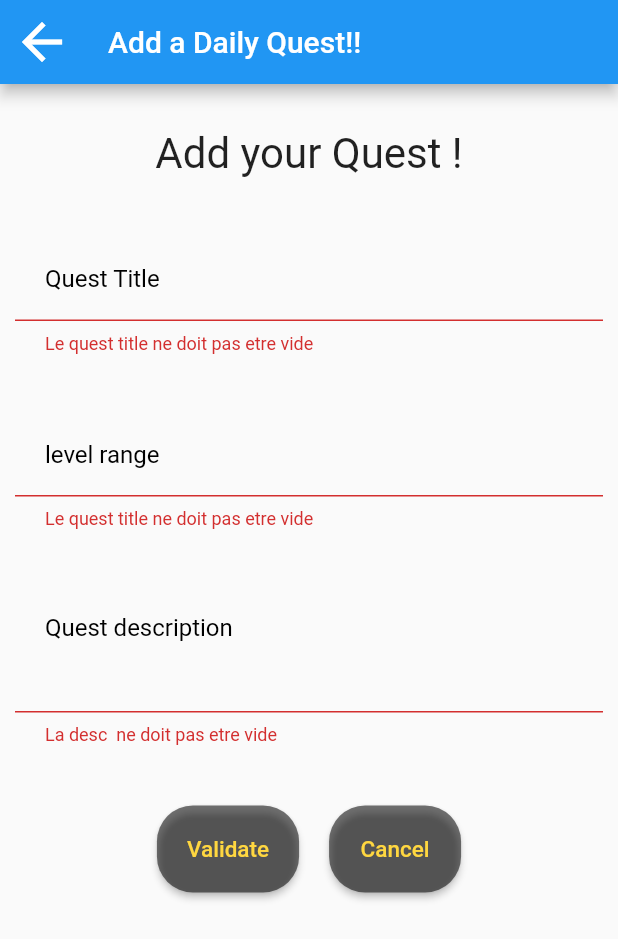
After one commit to elyk48/WildDraw-app, a Flutter app: the CreateQuest screen opened by its route, after a tap on "Validate", on a phone screen of 412 x 824 dp. The commit adds this screen. Shown: the top 939 px of the screen. Run offline on Flutter 3.47's test engine with Material 2 defaults, Android fonts, the phone set to English and light mode, and no system bars; our stand-ins replace cloud_firestore, firebase_auth, firebase_core, firebase_storage, image_picker, shared_preferences; accounts and stored records are empty.

Commit message:
add daily quest

```diff
--- a/lib/controllers/friendscontroller.dart
+++ b/lib/controllers/friendscontroller.dart
@@ -4,7 +4,7 @@ import 'package:firebase_auth/firebase_auth.dart';
 import 'package:firebase_core/firebase_core.dart';
 import 'package:flutter/material.dart';
 import 'package:shared_preferences/shared_preferences.dart';
-class  userController {
+class  FriendsController {
 
 
   late String usercurrentId;
--- /dev/null
+++ b/lib/controllers/quest_controller.dart
@@ -0,0 +1,54 @@
+import 'dart:math';
+
+import 'package:cardgameapp/entities/quest.dart';
+import 'package:cardgameapp/entities/user.dart';
+import 'package:cloud_firestore/cloud_firestore.dart';
+import 'package:firebase_auth/firebase_auth.dart';
+import 'package:firebase_core/firebase_core.dart';
+import 'package:flutter/material.dart';
+import 'package:shared_preferences/shared_preferences.dart';
+class  QuestController {
+  late String _idGenerated;
+  FirebaseFirestore? _instance;
+
+
+  late String usercurrentId;
+  CollectionReference DailyQuests = FirebaseFirestore.instance.collection('quests');
+
+  Future<void> addQuest(  String Qtitle,
+  String levelrange,
+  String Qdescription) {
+    Quest quest1 = Quest.NewQuest( Qtitle, levelrange, Qdescription);
+    usercurrentId = FirebaseAuth.instance.currentUser!.uid;
+    var rng = new Random();
+
+    Future<void> Questref = DailyQuests.doc(rng.nextInt(10000).toString()).set({
+
+      'QuestTitle': quest1.Qtitle ,
+      'levelRange': quest1.levelrange,
+      'Qdescription': quest1.Qdescription,
+
+
+
+    })
+
+        .catchError((error) => print("Failed to add user : $error"));
+
+
+
+    return Questref;
+  }
+
+
+
+  Future<String>  _getUserData() async {
+
+    SharedPreferences prefs = await SharedPreferences.getInstance();
+    final String userid = FirebaseAuth.instance.currentUser!.uid;
+    prefs.setString("userId", userid);
+
+    return userid;
+  }
+
+
+}
--- /dev/null
+++ b/lib/create_quest.dart
@@ -0,0 +1,219 @@
+import 'package:cardgameapp/entities/quest.dart';
+import 'package:flutter/material.dart';
+
+import 'controllers/quest_controller.dart';
+class CreateQuest extends StatefulWidget {
+  const CreateQuest({Key? key}) : super(key: key);
+
+  @override
+  _CreateQuestState createState() => _CreateQuestState();
+}
+
+class _CreateQuestState extends State<CreateQuest> {
+  late final Quest quest = new Quest(" Default","Default","Default","Default");
+  QuestController QuestC= QuestController();
+  final GlobalKey<FormState> _keyForm = GlobalKey<FormState>();
+  @override
+  Widget build(BuildContext context) {
+
+    final Validatebtn = Padding(
+      padding: EdgeInsets.symmetric(vertical: 20),
+      child: RaisedButton(
+        shape: RoundedRectangleBorder(
+          borderRadius: BorderRadius.circular(24),
+        ),
+        onPressed: () async{
+          if (_keyForm.currentState!.validate()) {
+            _keyForm.currentState!.save();
+
+
+            await QuestC.addQuest(quest.Qtitle,quest.levelrange,quest.Qdescription);
+
+            _keyForm.currentState!.reset();
+            Navigator.pushReplacementNamed(context, "/DailyQuests");
+          }
+        },
+        padding: EdgeInsets.all(20),
+        color: Colors.black54,
+        child: Text('Validate', style: TextStyle(color: Colors.amberAccent,fontSize: 15)),
+      ),
+    );
+
+
+    final Cancelbtn = Padding(
+      padding: EdgeInsets.symmetric(vertical: 20),
+      child: RaisedButton(
+        shape: RoundedRectangleBorder(
+          borderRadius: BorderRadius.circular(24),
+        ),
+        onPressed: () async{
+
+          _keyForm.currentState!.reset();
+          Navigator.pushReplacementNamed(context, "/DailyQuests");
+
+        },
+        padding: EdgeInsets.all(20),
+        color: Colors.black54,
+        child: Text('Cancel', style: TextStyle(color: Colors.amberAccent,fontSize: 15)),
+      ),
+    );
+
+
+    return Scaffold(
+
+      appBar: AppBar(
+
+        title: Text("Add a Daily Quest!! "),
+        leading: IconButton(
+          icon: Icon(Icons.arrow_back, color: Colors.white, size: 40,),
+          onPressed: () => Navigator.of(context).pushReplacementNamed("/DailyQuests"),
+        ),
+      ),
+
+body:  Form(
+
+
+
+    key: _keyForm,
+    child: ListView(
+
+      children: [
+
+        Container(
+          alignment: Alignment.center,
+          margin: const EdgeInsets.fromLTRB(40, 30, 40, 10),
+          child: Text("Add your Quest !",textScaleFactor: 2),
+        ),
+
+
+
+
+
+        Container(
+          margin: const EdgeInsets.fromLTRB(10, 30, 10, 10),
+          child: TextFormField(
+            cursorColor: Colors.amber,
+
+            keyboardType: TextInputType.text,
+            decoration:  InputDecoration(
+              labelText: "Quest Title",
+              hintText: 'Quest Title',
+              contentPadding: EdgeInsets.fromLTRB(20.0, 10.0, 20.0, 10.0),
+              enabledBorder: OutlineInputBorder(borderRadius: BorderRadius.circular(32.0),
+                borderSide: const BorderSide(color: Colors.black54 ,width: 2.5),
+              ),
+              focusedBorder:OutlineInputBorder(borderRadius: BorderRadius.circular(32.0),
+                borderSide: const BorderSide(color: Colors.black54 ,width: 2.5),
+              ),
+              labelStyle: new TextStyle(color: Colors.black),
+            ),
+            onSaved: (String? value) {
+              quest.Qtitle = value!;
+            },
+            validator: (String? value) {
+              if(value == null || value.isEmpty) {
+                return "Le quest title ne doit pas etre vide";
+              }
+              else if(value.length < 5) {
+                return "Le quest title doit avoir au moins 5 caractères";
+              }
+              else {
+                return null;
+              }
+            },
+          ),
+        ),
+        Container(
+          margin: const EdgeInsets.fromLTRB(10, 30, 10, 10),
+          child: TextFormField(
+            cursorColor: Colors.amber,
+
+            keyboardType: TextInputType.text,
+            decoration:  InputDecoration(
+              labelText: "level range",
+              hintText: 'level range quest',
+              contentPadding: EdgeInsets.fromLTRB(20.0, 10.0, 20.0, 10.0),
+              enabledBorder: OutlineInputBorder(borderRadius: BorderRadius.circular(32.0),
+                borderSide: const BorderSide(color: Colors.black54 ,width: 2.5),
+              ),
+              focusedBorder:OutlineInputBorder(borderRadius: BorderRadius.circular(32.0),
+                borderSide: const BorderSide(color: Colors.black54 ,width: 2.5),
+              ),
+              labelStyle: new TextStyle(color: Colors.black),
+            ),
+            onSaved: (String? value) {
+              quest.levelrange = value!;
+            },
+            validator: (String? value) {
+              if(value == null || value.isEmpty) {
+                return "Le quest title ne doit pas etre vide";
+              }
+              else if(value.length < 5) {
+                return "Le quest title doit avoir au moins 5 caractères";
+              }
+              else {
+                return null;
+              }
+            },
+          ),
+        ),
+
+
+        Container(
+          margin: const EdgeInsets.fromLTRB(10, 0, 10, 20),
+          child: TextFormField(
+            maxLines: 4,
+            cursorColor: Colors.amber,
+
+            keyboardType: TextInputType.text,
+            decoration:  InputDecoration(
+              labelText: "Quest description",
+              hintText: 'Quest description',
+              contentPadding: EdgeInsets.fromLTRB(20.0, 10.0, 20.0, 10.0),
+              enabledBorder: OutlineInputBorder(borderRadius: BorderRadius.circular(32.0),
+                borderSide: const BorderSide(color: Colors.black54 ,width: 2.5),
+              ),
+              focusedBorder:OutlineInputBorder(borderRadius: BorderRadius.circular(32.0),
+                borderSide: const BorderSide(color: Colors.black54 ,width: 2.5),
+              ),
+              labelStyle: new TextStyle(color: Colors.black),
+            ),
+            onSaved: (String? value) {
+              quest.Qdescription = value!;
+            },
+            validator: (value) {
+              if(value == null || value.isEmpty) {
+                return "La desc  ne doit pas etre vide";
+              }
+              else if(value.length < 20) {
+                return "La desc doit avoir au moins 10 caractères";
+              }
+              else {
+                return null;
+              }
+            },
+          ),
+        ),
+        Row(
+          mainAxisAlignment: MainAxisAlignment.center,
+          children: [
+            Validatebtn,
+            const SizedBox(
+              width: 20,
+            ),
+            Cancelbtn,
+          ],
+        )
+      ],
+    ),
+
+
+
+
+
+),
+
+
+    );
+  }
+}
--- a/lib/entities/user.dart
+++ b/lib/entities/user.dart
@@ -15,6 +15,7 @@ class UserE extends StatelessWidget {
   late String _Rank;
   late String _id_Col;
   late String _image;
+  late bool _isAdmin;
 
 
   UserE(this._id, this._username, this._email, this._password, this._birth,
--- a/lib/main.dart
+++ b/lib/main.dart
@@ -12,6 +12,8 @@ import 'package:flutter/material.dart';
 import 'package:firebase_core/firebase_core.dart';
 import 'package:provider/provider.dart';
 import 'create_a_poll.dart';
+import 'create_quest.dart';
+import 'daily_quests_view.dart';
 import 'navigation_menus/nav_tab.dart';
 
 Future<void> main() async{
@@ -69,6 +71,13 @@ class MyApp extends StatelessWidget {
         },
  "/createpoll":(BuildContext context){
           return MyPollCreate2();
+        },
+        "/createQuest":(BuildContext context){
+          return CreateQuest();
+        },
+
+      "/DailyQuests":(BuildContext context){
+          return DailyQuests();
         },
 
 
--- a/lib/navigation_menus/nav_tab.dart
+++ b/lib/navigation_menus/nav_tab.dart
@@ -58,7 +58,7 @@ class NavigationTab extends StatelessWidget {
                   ],
                 ),
                 onTap: () {
-
+                  Navigator.pushReplacementNamed(context, "/DailyQuests");
                 },
               ),
               ListTile(
```
Also changed, not shown: lib/daily_quests_view.dart (added, +76 -0 lines), lib/entities/quest.dart (added, +54 -0 lines), assets/Images/reroll.png (added).
